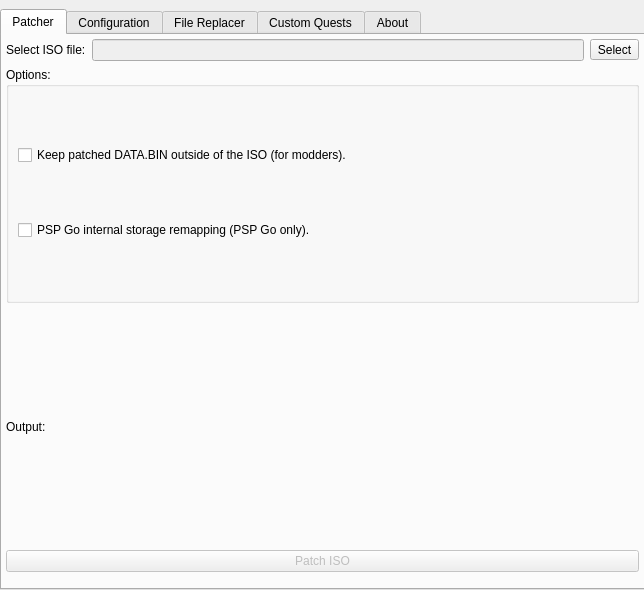
FUComplete/FUCTool, file qt_ui.ui: the form before one commit.
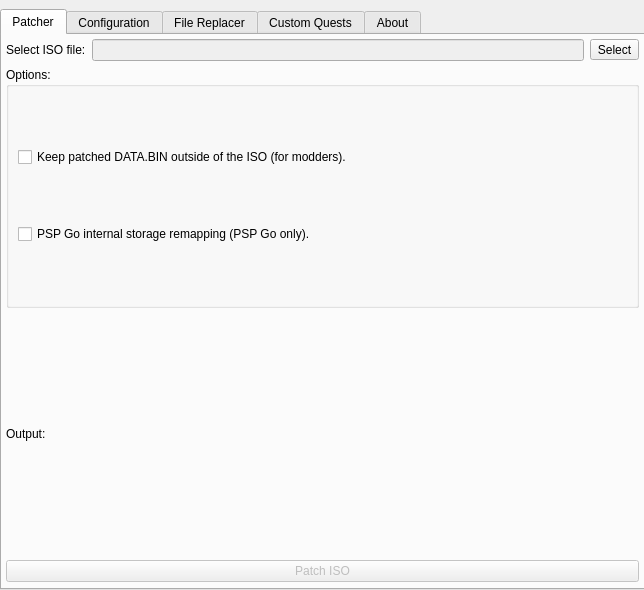
The form after the commit. Icons and pictures are not drawn.

What changed in the file:
```diff
--- a/qt_ui.ui
+++ b/qt_ui.ui
@@ -52,7 +52,7 @@
         <x>0</x>
         <y>0</y>
         <width>641</width>
-        <height>541</height>
+        <height>551</height>
        </rect>
       </property>
       <layout class="QVBoxLayout" name="patcher_verticalLayout">
```
Left out of the diff: 2 changed lines with no effect on the pictures.
